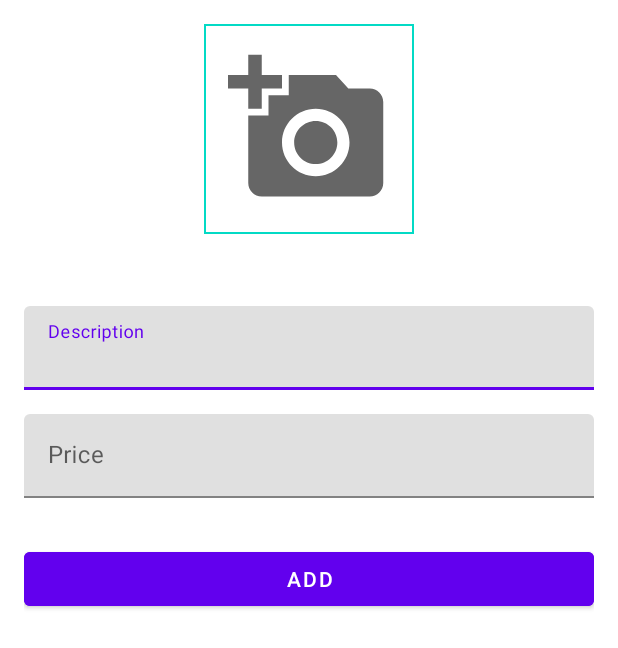
After one commit to fernando-goli/WL-Flavors, an Android app: the layout add_product_fragment.xml on its own in the app's theme, with its tools: preview values and no code run, on a phone screen of 412 x 824 dp. The commit adds this screen. Shown: the top 648 px of the screen. Run offline under Robolectric (Android 15) with nearby library versions, the phone set to English and light mode, and no system bars.

Commit message:
feat: new fragment(add product)

```diff
--- a/app/build.gradle
+++ b/app/build.gradle
@@ -93,6 +93,7 @@ dependencies {
     implementation 'com.google.firebase:firebase-analytics-ktx'
 
     implementation "com.google.dagger:hilt-android:$hilt_version"
+    implementation 'androidx.lifecycle:lifecycle-livedata-ktx:2.3.1'
     kapt "com.google.dagger:hilt-android-compiler:$hilt_version"
 
     implementation "com.github.bumptech.glide:glide:$glide_version"
--- a/app/src/main/AndroidManifest.xml
+++ b/app/src/main/AndroidManifest.xml
@@ -3,6 +3,7 @@
     package="com.fgomes.wl_flavors">
 
     <application
+        android:name=".MyApp"
         android:allowBackup="true"
         android:icon="@mipmap/ic_launcher"
         android:label="${appName}${appNameSuffix}"
--- /dev/null
+++ b/app/src/main/res/layout/add_product_fragment.xml
@@ -0,0 +1,76 @@
+<?xml version="1.0" encoding="utf-8"?>
+<androidx.constraintlayout.widget.ConstraintLayout
+    xmlns:android="http://schemas.android.com/apk/res/android"
+    xmlns:app="http://schemas.android.com/apk/res-auto"
+    xmlns:tools="http://schemas.android.com/tools"
+    android:layout_width="match_parent"
+    android:layout_height="wrap_content"
+    android:padding="@dimen/screen_padding"
+    tools:context=".ui.addproduct.AddProductFragment">
+
+
+    <ImageView
+        android:id="@+id/iv_product"
+        android:layout_width="140dp"
+        android:layout_height="140dp"
+        android:background="@drawable/background_product_image"
+        android:padding="16dp"
+        android:scaleType="centerCrop"
+        app:layout_constraintEnd_toEndOf="parent"
+        app:layout_constraintStart_toStartOf="parent"
+        app:layout_constraintTop_toTopOf="parent"
+        app:srcCompat="@drawable/ic_add_a_photo"
+        tools:src="@tools:sample/avatars" />
+
+    <com.google.android.material.textfield.TextInputLayout
+        android:id="@+id/til_description"
+        android:layout_width="0dp"
+        android:layout_height="wrap_content"
+        android:layout_marginTop="48dp"
+        android:hint="@string/add_product_field_description_hint"
+        app:layout_constraintEnd_toEndOf="parent"
+        app:layout_constraintStart_toStartOf="parent"
+        app:layout_constraintTop_toBottomOf="@id/iv_product">
+
+        <com.google.android.material.textfield.TextInputEditText
+            android:id="@+id/tie_description"
+            android:layout_width="match_parent"
+            android:layout_height="wrap_content"
+            android:inputType="textCapSentences"
+            android:maxLines="1" />
+
+    </com.google.android.material.textfield.TextInputLayout>
+
+    <com.google.android.material.textfield.TextInputLayout
+        android:id="@+id/til_price"
+        android:layout_width="0dp"
+        android:layout_height="wrap_content"
+        android:layout_marginTop="16dp"
+        android:hint="@string/add_product_field_price_hint"
+        app:layout_constraintEnd_toEndOf="parent"
+        app:layout_constraintStart_toStartOf="parent"
+        app:layout_constraintTop_toBottomOf="@id/til_description">
+
+        <com.google.android.material.textfield.TextInputEditText
+            android:id="@+id/tie_price"
+            android:layout_width="match_parent"
+            android:layout_height="wrap_content"
+            android:inputType="numberDecimal"
+            android:maxLines="1" />
+
+    </com.google.android.material.textfield.TextInputLayout>
+
+    <com.google.android.material.button.MaterialButton
+        android:id="@+id/bt_add_product"
+        android:layout_width="0dp"
+        android:layout_height="wrap_content"
+        android:layout_marginTop="30dp"
+        android:text="@string/add_product_button_add_product"
+        android:backgroundTint="@color/purple_500"
+        android:textColor="@color/white"
+        app:layout_constraintBottom_toBottomOf="parent"
+        app:layout_constraintEnd_toEndOf="parent"
+        app:layout_constraintStart_toStartOf="parent"
+        app:layout_constraintTop_toBottomOf="@id/til_price" />
+
+</androidx.constraintlayout.widget.ConstraintLayout>
```
Also changed, not shown: app/src/main/java/com/fgomes/wl_flavors/ui/addproduct/AddProductFragment.kt (added, +88 -0 lines), app/src/main/java/com/fgomes/wl_flavors/ui/addproduct/AddProductViewModel.kt (added, +63 -0 lines), app/src/main/res/navigation/nav_main.xml (+11 -2 lines).
